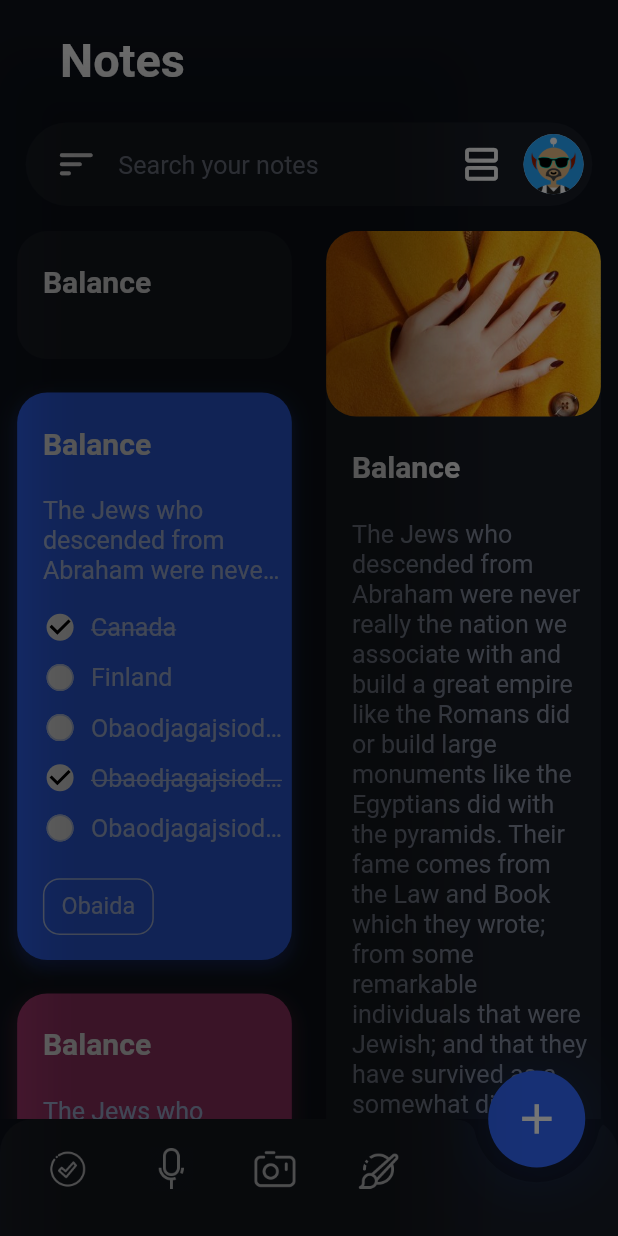
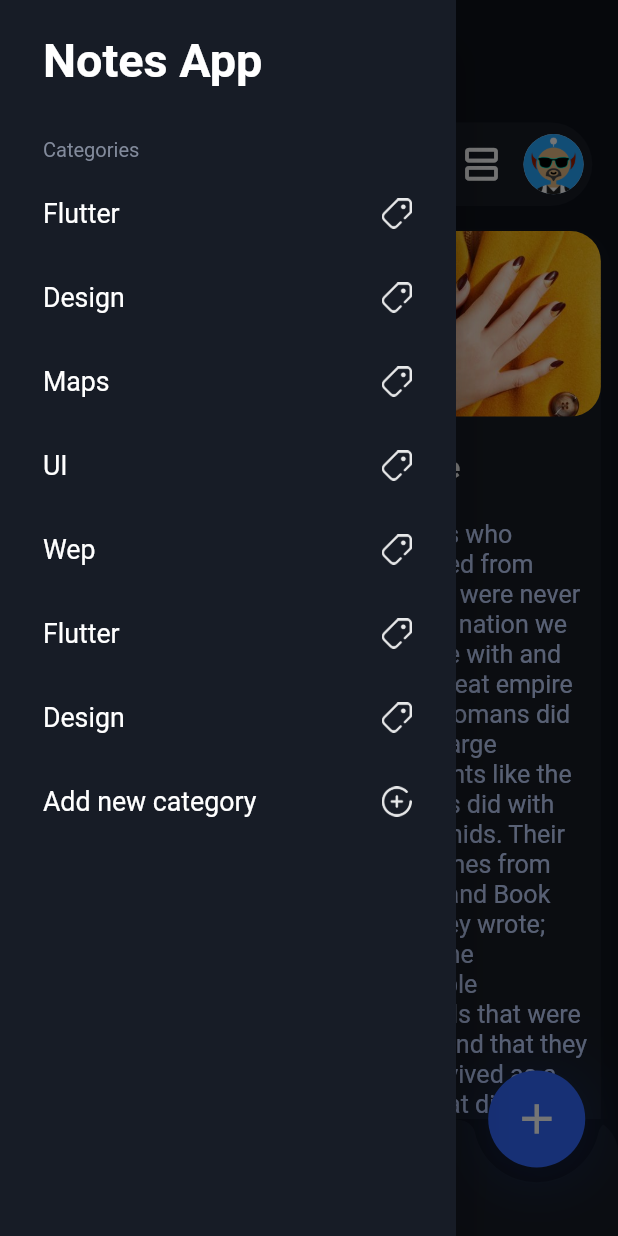
Before and after one commit to ObaidaKhater/Notes-App, a Flutter app: the HomePage screen opened directly, with the side drawer open, on a phone screen of 412 x 824 dp. Run offline on Flutter 3.47's test engine with Material 2 defaults, Android fonts, the phone set to English and light mode, and no system bars; our stand-ins replace flutter_screenutil.

Commit message:
Edit => Note Page Add => Category Page

```diff
--- a/lib/data/note_data.dart
+++ b/lib/data/note_data.dart
@@ -6,7 +6,13 @@ class NoteData {
   NoteData._();
 
   static NoteData noteData = NoteData._();
+
   int colorHexCode = 0xFF0E121B;
+  String title;
+  String description;
+  String imagePath;
+  Category category;
+  List<ItemCheck> itemsCheck;
 
   List<Note> notes = [
     Note(
@@ -14,13 +20,13 @@ class NoteData {
         title: 'Balance',
         // imagePath: 'assets/images/note.jpg',
         // category: Category(title: 'Obaida', id: '55'),
-        // itemsCheck: [
-        //   ItemCheck(title: 'Canada', isDone: true),
-        //   ItemCheck(title: 'Finland', isDone: false),
-        //   ItemCheck(title: 'Obaodjagajsiodjv', isDone: false),
-        //   ItemCheck(title: 'Obaodjagajsiodjv', isDone: true),
-        //   ItemCheck(title: 'Obaodjagajsiodjv', isDone: false),
-        // ],
+        itemsCheck: [
+          ItemCheck(title: 'Canada', isDone: true),
+          ItemCheck(title: 'Finland', isDone: false),
+          ItemCheck(title: 'Obaodjagajsiodjv', isDone: false),
+          ItemCheck(title: 'Obaodjagajsiodjv', isDone: true),
+          ItemCheck(title: 'Obaodjagajsiodjv', isDone: false),
+        ],
         // description:
         //     'The Jews who descended from Abraham were never really the nation we associate with and build a great empire like the Romans did or build large monuments like the Egyptians did with the pyramids. Their fame comes from the Law and Book which they wrote; from some remarkable individuals that were Jewish; and that they have survived as a somewhat different people group for thousands of years.  Their greatness is not because of anything they did, but rather'),
     ),
@@ -38,11 +44,11 @@ class NoteData {
       // ],
       description:
           'The Jews who descended from Abraham were never really the nation we associate with and build a great empire like the Romans did or build large monuments like the Egyptians did with the pyramids. Their fame comes from the Law and Book which they wrote; from some remarkable individuals that were Jewish; and that they have survived as a somewhat different people group for thousands of years.  Their greatness is not because of anything they did, but rather'),
-
     Note(
         id: '11',
         title: 'Balance',
         colorHexCode: 0xFF3269FF,
+        imagePath: 'assets/images/note.jpg',
         itemsCheck: [
           ItemCheck(title: 'Canada', isDone: true),
           ItemCheck(title: 'Finland', isDone: false),
@@ -96,8 +102,23 @@ class NoteData {
             'The Jews who descended from Abraham were never really the nation we associate with and build a great empire like the Romans did or build large monuments like the Egyptians did with the pyramids. Their fame comes from the Law and Book which they wrote; from some remarkable individuals that were Jewish; and that they have survived as a somewhat different people group for thousands of years.  Their greatness is not because of anything they did, but rather'),
   ];
 
+  List<Category> categories = [
+    Category(id: '22',title: 'Flutter'),
+    Category(id: '22',title: 'Design'),
+    Category(id: '22',title: 'Maps'),
+    Category(id: '22',title: 'UI'),
+    Category(id: '22',title: 'Wep'),
+    Category(id: '22',title: 'Flutter'),
+    Category(id: '22',title: 'Design'),
+  ];
+
   // Get All Notes
   List<Note> getAllNotes() {
     return notes;
   }
+
+
+  List<Category>getAllCategories(){
+    return categories;
+  }
 }
--- a/lib/models/note.dart
+++ b/lib/models/note.dart
@@ -2,12 +2,13 @@ import 'package:flutter/cupertino.dart';
 import 'package:flutter/material.dart';
 import 'package:notes_app/models/category.dart';
 import 'package:notes_app/models/item_check.dart';
+import 'package:notes_app/ui/shared/theme_data.dart';
 
 class Note {
   String id;
   String title;
   String description;
-  int colorHexCode;
+  int colorHexCode ;
   String imagePath;
   Category category;
   List<ItemCheck> itemsCheck;
@@ -16,8 +17,12 @@ class Note {
       {@required this.id,
       @required this.title,
       this.description,
-      this.colorHexCode,
+      this.colorHexCode = (0xFF171C26),
       this.category,
       this.imagePath,
       this.itemsCheck});
+
+
+
+
 }
--- a/lib/ui/home_page/home_page.dart
+++ b/lib/ui/home_page/home_page.dart
@@ -2,6 +2,7 @@ import 'package:flutter/cupertino.dart';
 import 'package:flutter/material.dart';
 import 'package:notes_app/ui/home_page/widgets/custom_app_bar_widget.dart';
 import 'package:notes_app/ui/home_page/widgets/custom_bottom_app_bar_widget.dart';
+import 'package:notes_app/ui/home_page/widgets/custom_drawar_widget.dart';
 import 'package:notes_app/ui/home_page/widgets/custom_floating_action_button_widget.dart';
 import 'package:notes_app/ui/home_page/widgets/custom_gridview_widget.dart';
 import 'package:notes_app/ui/home_page/widgets/custom_search_box_widget.dart';
@@ -26,12 +27,10 @@ class _HomePageState extends State<HomePage> {
     return Scaffold(
       floatingActionButton: CustomFloatingActionButtonWidget(onPressed: () {}),
       floatingActionButtonLocation: FloatingActionButtonLocation.endDocked,
-      backgroundColor: Color(AppThemeData.theme.colorHexDark),
+      backgroundColor: Color(AppThemeData.theme.colorHexBackground),
       bottomNavigationBar: CustomBottomAppBarWidget(),
       key: _scaffoldKey,
-      drawer: Drawer(
-        elevation: 20,
-      ),
+      drawer: CustomDrawerWidget(),
       body: SafeArea(
         child: Column(
           crossAxisAlignment: CrossAxisAlignment.start,
--- a/lib/ui/shared/widgets/custom_check_box_widget.dart
+++ b/lib/ui/home_page/widgets/custom_checkbox_home_page_widget.dart
@@ -2,19 +2,15 @@ import 'package:flutter/material.dart';
 import 'package:flutter_screenutil/flutter_screenutil.dart';
 import 'package:notes_app/ui/shared/theme_data.dart';
 
-class CustomCheckBoxWidget extends StatelessWidget {
+class CustomCheckBoxHomePageWidget extends StatelessWidget {
   bool isDone;
   String title;
   int colorHexCode;
-  int numLinesTitle;
-  TextOverflow textOverflowType;
 
-  CustomCheckBoxWidget({
+  CustomCheckBoxHomePageWidget({
     @required this.isDone,
     @required this.title,
     @required this.colorHexCode,
-    @required this.numLinesTitle,
-    @required this.textOverflowType,
   });
 
   @override
@@ -26,7 +22,7 @@ class CustomCheckBoxWidget extends StatelessWidget {
           height: 20.h,
           child: Checkbox(
               side: BorderSide(
-                width: 1,
+                width: 1.r,
                 color: (this.colorHexCode != null)
                     ? Color(AppThemeData.theme.colorHexDescriptionLight)
                     : Color(AppThemeData.theme.colorHexDescriptionDark),
@@ -49,13 +45,14 @@ class CustomCheckBoxWidget extends StatelessWidget {
           width: 8.w,
         ),
         Expanded(
-            child: Text(
-          this.title,
-          maxLines: this.numLinesTitle,
-          overflow: this.textOverflowType,
-          style: AppThemeData.theme
-              .titleCheckboxTextStyle(this.colorHexCode, this.isDone),
-        )),
+          child: Text(
+            this.title,
+            maxLines: 1,
+            overflow: TextOverflow.ellipsis,
+            style: AppThemeData.theme
+            .titleCheckboxTextStyle(this.colorHexCode, this.isDone),
+          ),
+        ),
       ],
     );
   }
--- /dev/null
+++ b/lib/ui/home_page/widgets/custom_drawar_widget.dart
@@ -0,0 +1,54 @@
+import 'package:flutter/material.dart';
+import 'package:notes_app/data/note_data.dart';
+import 'package:notes_app/ui/home_page/widgets/custom_item_drawer_widget.dart';
+import 'package:notes_app/ui/shared/theme_data.dart';
+import 'package:flutter_screenutil/flutter_screenutil.dart';
+import 'package:notes_app/ui/shared/widgets/custom_button_bottom_app_bar_widget.dart';
+
+class CustomDrawerWidget extends StatelessWidget {
+  @override
+  Widget build(BuildContext context) {
+    return Drawer(
+      child: Container(
+        padding:
+            EdgeInsets.only(left: 25.w, right: 10.w, top: 20.h, bottom: 20.h),
+        color: Color(AppThemeData.theme.colorHexCard),
+        child: SafeArea(
+          child: SingleChildScrollView(
+            child: Column(
+              mainAxisAlignment: MainAxisAlignment.start,
+              crossAxisAlignment: CrossAxisAlignment.start,
+              children: [
+                Text(
+                  "Notes App",
+                  style: AppThemeData.theme.titleHomePageTextStyle(),
+                ),
+                SizedBox(height: 30.h),
+                Text(
+                  'Categories',
+                  style: AppThemeData.theme.descDrawerTextStyle(),
+                ),
+                SizedBox(height: 5.h),
+                Container(
+                  child: Column(
+                    children: NoteData.noteData
+                        .getAllCategories()
+                        .map((category) => CustomItemDrawerWidget(
+                              title: category.title,
+                              pathIcon: 'assets/icons/category_icon.png',
+                              onTap: () {},
+                            ))
+                        .toList(),
+                  ),
+                ),
+                CustomItemDrawerWidget(
+                  title: 'Add new category',
+                    onTap: () {},pathIcon: 'assets/icons/add_icon.png',),
+              ],
+            ),
+          ),
+        ),
+      ),
+    );
+  }
+}
--- /dev/null
+++ b/lib/ui/home_page/widgets/custom_item_drawer_widget.dart
@@ -0,0 +1,33 @@
+import 'package:flutter/material.dart';
+import 'package:notes_app/ui/shared/theme_data.dart';
+import 'package:notes_app/ui/shared/widgets/custom_button_bottom_app_bar_widget.dart';
+
+class CustomItemDrawerWidget extends StatelessWidget {
+  String title;
+  String pathIcon;
+  Function onTap;
+
+  CustomItemDrawerWidget(
+      {@required this.title, @required this.pathIcon, @required this.onTap});
+
+  @override
+  Widget build(BuildContext context) {
+    return GestureDetector(
+      onTap: this.onTap,
+      child: Row(
+        children: [
+          Text(
+            this.title,
+            style: AppThemeData.theme.titleCatDrawerTextStyle(),
+          ),
+          Spacer(),
+          CustomButtonBottomAppBarWidget(
+            imagePath: this.pathIcon,
+            onPressed: null,
+            size: 18,
+          ),
+        ],
+      ),
+    );
+  }
+}
--- a/lib/ui/home_page/widgets/custom_item_gridview_widget.dart
+++ b/lib/ui/home_page/widgets/custom_item_gridview_widget.dart
@@ -3,7 +3,7 @@ import 'package:flutter/material.dart';
 import 'package:flutter_screenutil/flutter_screenutil.dart';
 import 'package:notes_app/models/note.dart';
 import 'package:notes_app/ui/shared/theme_data.dart';
-import 'package:notes_app/ui/shared/widgets/custom_check_box_widget.dart';
+import 'package:notes_app/ui/home_page/widgets/custom_checkbox_home_page_widget.dart';
 
 class CustomItemGridviewWidget extends StatelessWidget {
   Note note;
@@ -76,12 +76,10 @@ class CustomItemGridviewWidget extends StatelessWidget {
                     children: note.itemsCheck.map((itemCheck) {
                       return Padding(
                         padding: EdgeInsets.symmetric(vertical: 5.h),
-                        child: CustomCheckBoxWidget(
+                        child: CustomCheckBoxHomePageWidget(
                           isDone: itemCheck.isDone,
                           title: itemCheck.title,
                           colorHexCode: this.note.colorHexCode,
-                          numLinesTitle: 1,
-                          textOverflowType: TextOverflow.ellipsis,
                         ),
                       );
                     }).toList(),
--- a/lib/ui/shared/theme_data.dart
+++ b/lib/ui/shared/theme_data.dart
@@ -12,7 +12,7 @@ class AppThemeData {
   int colorHexDescriptionLight = 0xFFC1D3FF;
   int colorHexCard = 0xFF171C26;
   int colorHexBlue = 0xFF3269FF;
-  int colorHexDark = 0xFF0E121B;
+  int colorHexBackground = 0xFF0E121B;
   int colorHexPink = 0xFFAE3B76;
   int colorHexOrange = 0xFFFE7745;
   int colorHexTeal = 0xFF0BEAAF;
@@ -25,14 +25,14 @@ class AppThemeData {
       );
 
   TextStyle descriptionNotePageTextStyle() => TextStyle(
-        color: (NoteData.noteData.colorHexCode == colorHexDark)
+        color: (NoteData.noteData.colorHexCode == colorHexCard)
             ? Color(colorHexDescriptionDark)
             : Color(colorHexDescriptionLight),
         fontSize: 18.sp,
       );
 
   TextStyle dateAndNumCharactersTextStyle() => TextStyle(
-        color: (NoteData.noteData.colorHexCode == colorHexDark)
+        color: (NoteData.noteData.colorHexCode == colorHexCard)
             ? Color(colorHexDescriptionDark)
             : Color(colorHexDescriptionLight),
         fontSize: 12.sp,
@@ -88,4 +88,27 @@ class AppThemeData {
             : Color(colorHexDescriptionLight),
         fontSize: 14.sp,
       );
+
+  TextStyle descDrawerTextStyle() => TextStyle(
+        color: Color(colorHexDescriptionDark),
+        fontSize: 12.sp,
+      );
+
+  TextStyle titleCatDrawerTextStyle() => TextStyle(
+        color: Color(colorHexPrimary),
+        fontSize: 16.sp,
+      );
+
+  TextStyle titleCatPageTextStyle() => TextStyle(
+        color: Color(colorHexPrimary),
+        fontSize: 22.sp,
+        fontWeight: FontWeight.w600,
+      );
+
+  TextStyle hintAddCheckBoxTextField() => TextStyle(
+        color: (NoteData.noteData.colorHexCode == colorHexCard)
+            ? Color(colorHexDescriptionDark)
+            : Color(colorHexDescriptionLight),
+        fontSize: 18.sp,
+      );
 }
```
Also changed, not shown: lib/main.dart (+5 -3 lines), lib/ui/add_update_category_page/add_update_category_page.dart (added, +55 -0 lines), lib/ui/add_update_category_page/widgets/custom_list_text_field_cats_widget.dart (added, +49 -0 lines), lib/ui/add_update_note_page/add_update_note_page.dart (+104 -9 lines), lib/ui/add_update_note_page/widgets/custom_checkbox_note_page_widget.dart (added, +81 -0 lines), lib/ui/add_update_note_page/widgets/custom_more_menu_widget.dart (+7 -7 lines).
